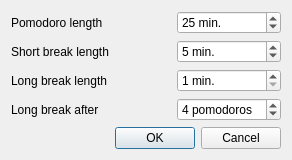
Qt form qtomatoconfigdialog.ui (bram85/QTomato) before a commit.
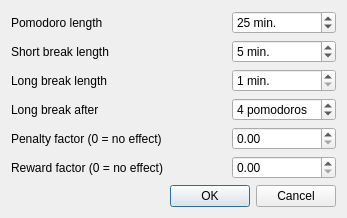
The same form after that commit. Icons and pictures are not drawn.

Commit message: Add GUI options for the penalty and reward factor.

The edit to the form file:
```diff
--- a/qtomatoconfigdialog.ui
+++ b/qtomatoconfigdialog.ui
@@ -6,8 +6,8 @@
    <rect>
     <x>0</x>
     <y>0</y>
-    <width>269</width>
-    <height>151</height>
+    <width>324</width>
+    <height>209</height>
    </rect>
   </property>
   <property name="sizePolicy">
@@ -174,7 +174,73 @@
      </property>
     </widget>
    </item>
+   <item row="4" column="0">
+    <widget class="QLabel" name="penaltyFactorLabel">
+     <property name="text">
+      <string>Penalty factor (0 = no effect)</string>
+     </property>
+     <property name="buddy">
+      <cstring>penaltyFactorInput</cstring>
+     </property>
+    </widget>
+   </item>
    <item row="4" column="1">
+    <spacer name="horizontalSpacer_5">
+     <property name="orientation">
+      <enum>Qt::Horizontal</enum>
+     </property>
+     <property name="sizeHint" stdset="0">
+      <size>
+       <width>58</width>
+       <height>20</height>
+      </size>
+     </property>
+    </spacer>
+   </item>
+   <item row="4" column="2">
+    <widget class="QDoubleSpinBox" name="penaltyFactorInput">
+     <property name="maximum">
+      <double>10.000000000000000</double>
+     </property>
+     <property name="singleStep">
+      <double>0.250000000000000</double>
+     </property>
+    </widget>
+   </item>
+   <item row="5" column="0">
+    <widget class="QLabel" name="rewardFactorLabel">
+     <property name="text">
+      <string>Reward factor (0 = no effect)</string>
+     </property>
+     <property name="buddy">
+      <cstring>rewardFactorInput</cstring>
+     </property>
+    </widget>
+   </item>
+   <item row="5" column="1">
+    <spacer name="horizontalSpacer_6">
+     <property name="orientation">
+      <enum>Qt::Horizontal</enum>
+     </property>
+     <property name="sizeHint" stdset="0">
+      <size>
+       <width>58</width>
+       <height>20</height>
+      </size>
+     </property>
+    </spacer>
+   </item>
+   <item row="5" column="2">
+    <widget class="QDoubleSpinBox" name="rewardFactorInput">
+     <property name="maximum">
+      <double>10.000000000000000</double>
+     </property>
+     <property name="singleStep">
+      <double>0.250000000000000</double>
+     </property>
+    </widget>
+   </item>
+   <item row="6" column="1">
     <spacer name="verticalSpacer">
      <property name="orientation">
       <enum>Qt::Vertical</enum>
@@ -187,7 +253,7 @@
      </property>
     </spacer>
    </item>
-   <item row="5" column="1" colspan="2">
+   <item row="7" column="1" colspan="2">
     <widget class="QDialogButtonBox" name="buttonBox">
      <property name="orientation">
       <enum>Qt::Horizontal</enum>
```
Left out of the diff: 12 changed lines with no effect on the pictures. The commit also changes 1 other file.
